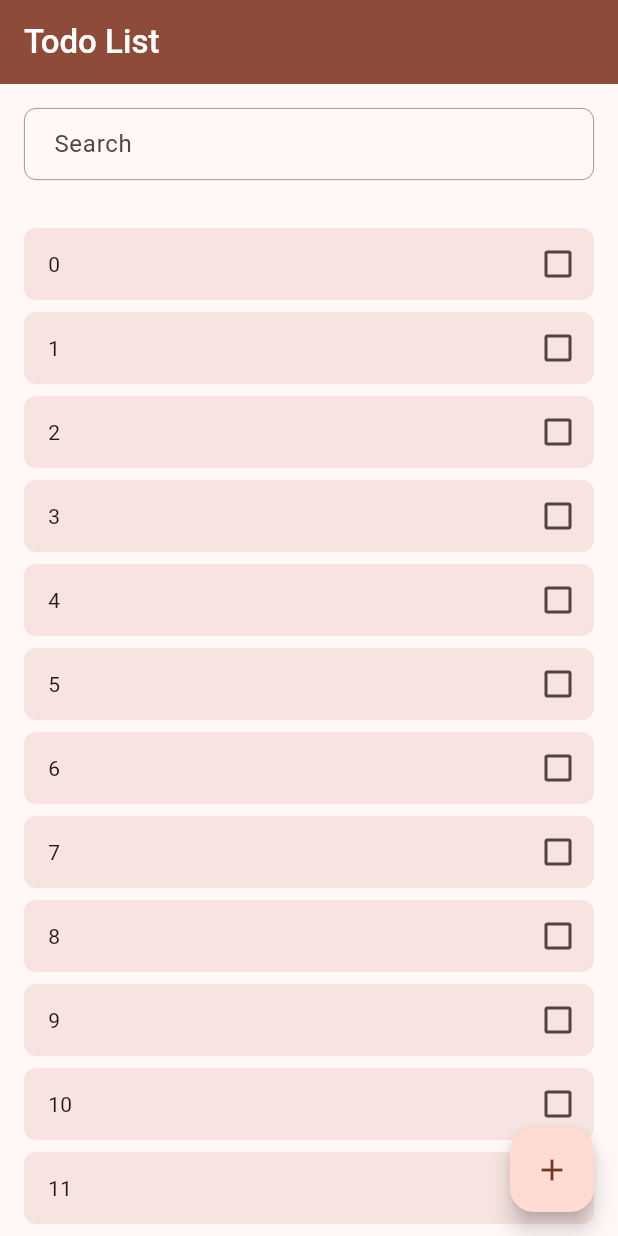
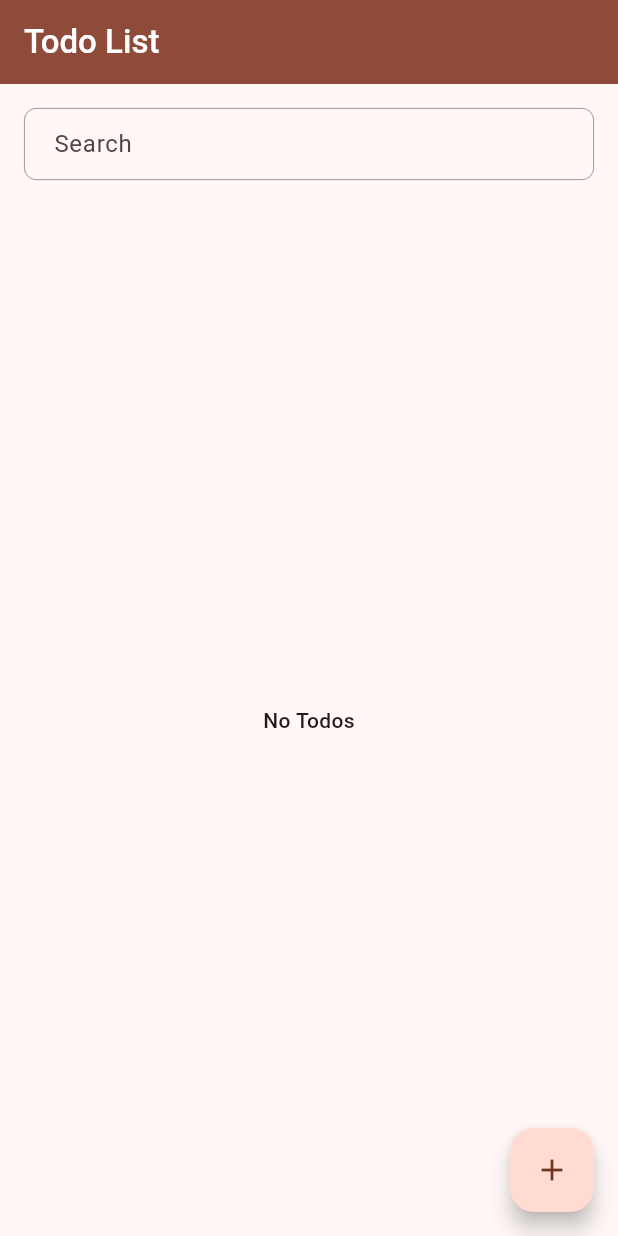
Before and after one commit to InfinityDX/firetodo, a Flutter app: the screen it shows after launch, on a phone screen of 412 x 824 dp. Run offline on Flutter 3.47's test engine with Material 3 defaults, Android fonts, the phone set to English and light mode, and no system bars; our stand-ins replace bloc, equatable, firebase_core, flutter_bloc; accounts and stored records are empty.

Commit message:
added todo bloc

```diff
--- /dev/null
+++ b/lib/bloc/todo_cubit/todo_state.dart
@@ -0,0 +1,23 @@
+part of 'todo_cubit.dart';
+
+class TodoState extends Equatable {
+  final CubitStatus status;
+  final List<Todo> todos;
+  const TodoState({
+    this.status = CubitStatus.inital,
+    this.todos = const [],
+  });
+
+  TodoState copyWith({
+    CubitStatus? status,
+    List<Todo>? todos,
+  }) {
+    return TodoState(
+      status: status ?? this.status,
+      todos: todos ?? this.todos,
+    );
+  }
+
+  @override
+  List<Object> get props => [status, todos];
+}
--- /dev/null
+++ b/lib/components/g_bloc_providers.dart
@@ -0,0 +1,18 @@
+import 'package:firetodo/bloc/todo_cubit/todo_cubit.dart';
+import 'package:flutter/material.dart';
+import 'package:flutter_bloc/flutter_bloc.dart';
+
+class GBlocProviders extends StatelessWidget {
+  final Widget child;
+  const GBlocProviders({required this.child, super.key});
+
+  @override
+  Widget build(BuildContext context) {
+    return MultiBlocProvider(
+      providers: [
+        BlocProvider(create: (context) => TodoCubit()..getTodos()),
+      ],
+      child: child,
+    );
+  }
+}
--- a/lib/data/configs/g_color.dart
+++ b/lib/data/configs/g_color.dart
@@ -6,7 +6,7 @@ class GColor {
   static ColorScheme get scheme =>
       Theme.of(materialAppKey.currentContext!).colorScheme;
 
-  static final Color _seedColor = const Color(0xFFFF4000);
+  static const Color _seedColor = Color(0xFFFF4000);
 
   // Theme Data to put into Material App
   static ThemeData get light => ThemeData(
--- /dev/null
+++ b/lib/data/enums/cubit_enums.dart
@@ -0,0 +1 @@
+enum CubitStatus { inital, gettingData, updating }
--- a/lib/helpers/gbottomsheet.dart
+++ b/lib/helpers/gbottomsheet.dart
@@ -24,7 +24,7 @@ class GBottomSheet {
       context: materialAppKey.currentContext!,
       isScrollControlled: true,
       builder: (context) {
-        return AddTodoSheet();
+        return const AddTodoSheet();
       },
     );
   }
--- a/lib/pages/app.dart
+++ b/lib/pages/app.dart
@@ -1,3 +1,4 @@
+import 'package:firetodo/components/g_bloc_providers.dart';
 import 'package:firetodo/data/configs/g_color.dart';
 import 'package:firetodo/pages/todo_list.dart';
 import 'package:flutter/material.dart';
@@ -10,13 +11,15 @@ class App extends StatelessWidget {
   // This widget is the root of your application.
   @override
   Widget build(BuildContext context) {
-    return MaterialApp(
+    return GBlocProviders(
+      child: MaterialApp(
         title: 'Flutter Demo',
         theme: GColor.light,
         darkTheme: GColor.dark,
         themeMode: ThemeMode.system,
         navigatorKey: materialAppKey,
         home: const TodoList(),
+      ),
     );
   }
 }
--- a/lib/pages/todo_list.dart
+++ b/lib/pages/todo_list.dart
@@ -1,10 +1,11 @@
+import 'package:firetodo/bloc/todo_cubit/todo_cubit.dart';
 import 'package:firetodo/components/todo_component.dart';
 import 'package:firetodo/components/todo_search.dart';
 import 'package:firetodo/data/configs/g_color.dart';
-import 'package:firetodo/data/models/todo.dart';
+import 'package:firetodo/data/enums/cubit_enums.dart';
 import 'package:firetodo/helpers/gbottomsheet.dart';
 import 'package:flutter/material.dart';
-import 'package:flutter/services.dart';
+import 'package:flutter_bloc/flutter_bloc.dart';
 
 class TodoList extends StatefulWidget {
   const TodoList({super.key});
@@ -25,24 +26,53 @@ class _TodoListState extends State<TodoList> {
         ),
         foregroundColor: GColor.scheme.onPrimary,
       ),
-      body: Column(
+      body: RefreshIndicator(
+        onRefresh: BlocProvider.of<TodoCubit>(context).refreshTodo,
+        child: Column(
           children: [
             const TodoSearch(),
             Expanded(
-            child: ListView.separated(
-              itemCount: 15,
+              child: BlocBuilder<TodoCubit, TodoState>(
+                builder: (context, state) {
+                  final todos = state.todos;
+                  if (state.status == CubitStatus.gettingData &&
+                      todos.isEmpty) {
+                    return const Center(
+                      child: CircularProgressIndicator(
+                        strokeCap: StrokeCap.round,
+                      ),
+                    );
+                  }
+                  if (todos.isEmpty) {
+                    return const CustomScrollView(
+                      slivers: [
+                        SliverFillRemaining(
+                          child: Center(
+                            child: Text(
+                              "No Todos",
+                              style: TextStyle(fontWeight: FontWeight.w500),
+                            ),
+                          ),
+                        ),
+                      ],
+                    );
+                  }
+                  return ListView.separated(
+                    itemCount: state.todos.length,
                     padding: const EdgeInsets.fromLTRB(16, 16, 16, 128),
                     separatorBuilder: (context, index) {
                       return const SizedBox(height: 8);
                     },
                     itemBuilder: (context, index) {
-                return TodoComponent(
-                  todo: Todo(title: '$index'),
+                      final todo = state.todos[index];
+                      return TodoComponent(todo: todo);
+                    },
                   );
                 },
               ),
             ),
           ],
+        ),
       ),
       floatingActionButton: const FloatingActionButton(
         onPressed: GBottomSheet.showAddSheet,
--- a/pubspec.yaml
+++ b/pubspec.yaml
@@ -40,6 +40,7 @@ dependencies:
   firebase_core: ^3.4.1
   cloud_firestore: ^5.4.1
   equatable: ^2.0.5
+  bloc: ^8.1.4
 
 dev_dependencies:
   flutter_test:
```
Also changed, not shown: lib/bloc/todo_cubit/todo_cubit.dart (added, +34 -0 lines), lib/components/todo_component.dart (+43 -3 lines), lib/helpers/gnavigation.dart (added, +87 -0 lines), lib/pages/add_todo_sheet.dart (+14 -0 lines), pubspec.lock, 1 other file. Lines whose indentation alone changed are shown as unchanged.
